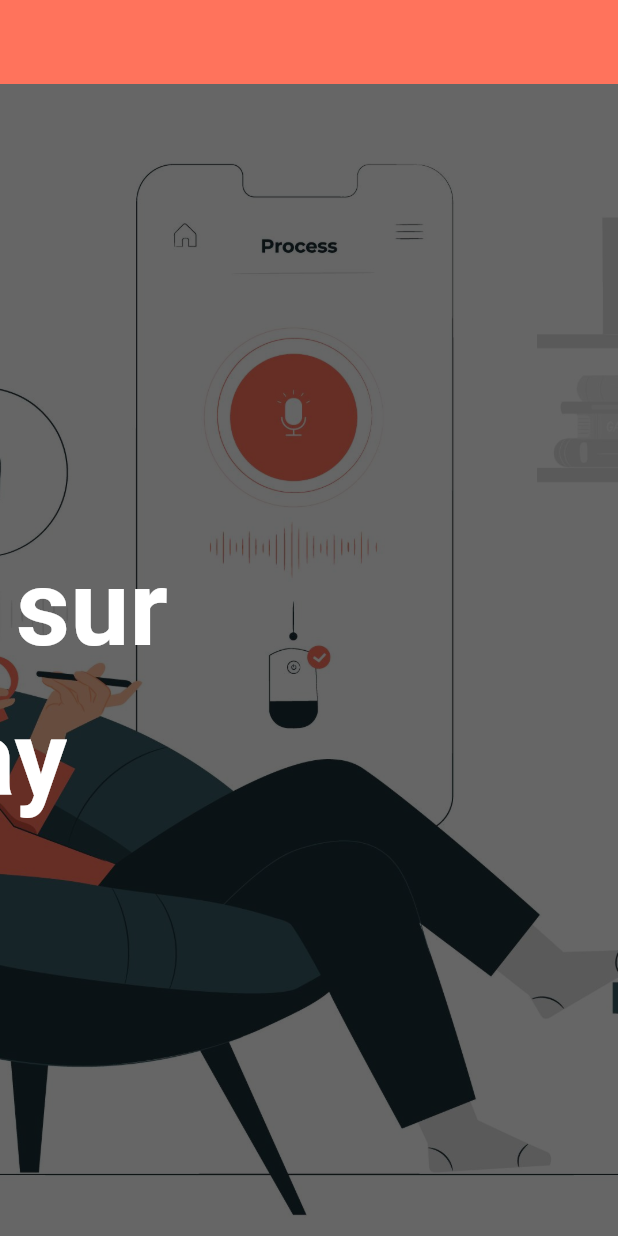
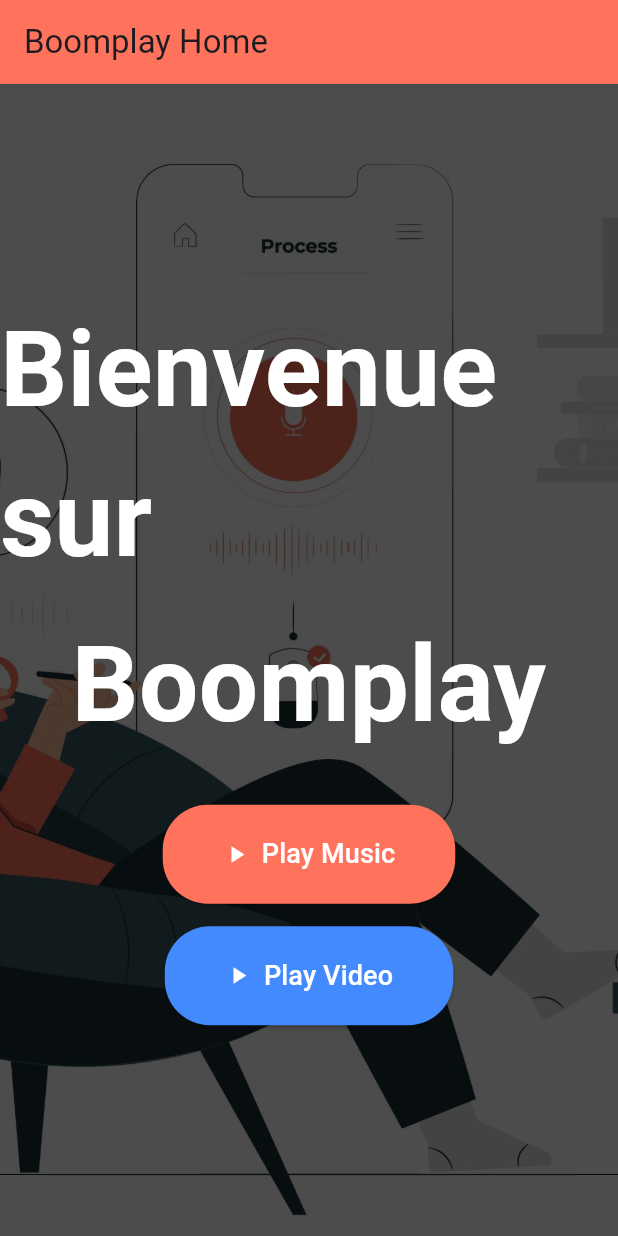
Before and after one commit to jeromegsa/BoomplayApp_spring_boot_flutter, a Flutter app: the screen it shows after launch, on a phone screen of 412 x 824 dp. Run offline on Flutter 3.47's test engine with Material 3 defaults, Android fonts, the phone set to English and light mode, and no system bars.

Commit message:
mise en place du routage

```diff
--- a/frontend/lib/Screens/home.dart
+++ b/frontend/lib/Screens/home.dart
@@ -1,15 +1,20 @@
-import  'package:flutter/material.dart';
+import 'package:flutter/material.dart';
 
-class home extends StatelessWidget {
-  const home({
+class Home extends StatelessWidget {
+  const Home({
     super.key,
   });
 
   @override
   Widget build(BuildContext context) {
-    return Stack(
+    return Scaffold(
+      appBar: AppBar(
+        title: const Text('Boomplay Home'),
+        backgroundColor: const Color(0xffff735c),
+      ),
+      body: Stack(
         children: [
-        // Background Image
+          // Image de fond
           Container(
             decoration: const BoxDecoration(
               image: DecorationImage(
@@ -18,26 +23,27 @@
               ),
             ),
           ),
-        // Dark Overlay for the Image
+          // Overlay sombre
           Container(
-          color: Colors.black.withOpacity(0.6), // Dark overlay
+            color: Colors.black.withOpacity(0.7), // Overlay sombre
           ),
-        // Content Overlay
-        Positioned(
-          right: 300, // Positioned to the right of the screen
-          top: 300,
+          // Contenu centré
+          Center(
             child: Column(
+              mainAxisAlignment: MainAxisAlignment.center, // Centrer verticalement
               crossAxisAlignment: CrossAxisAlignment.center,
               children: [
-              // The welcome text split into two lines
+                // Texte de bienvenue en deux lignes
                 const Text(
                   'Bienvenue sur',
                   style: TextStyle(
                     color: Colors.white,
                     fontSize: 70,
                     fontWeight: FontWeight.bold,
+                    decoration: TextDecoration.none,
                   ),
                 ),
+                const SizedBox(height: 10),
                 const Text(
                   'Boomplay',
                   textAlign: TextAlign.center,
@@ -45,52 +51,70 @@
                     color: Colors.white,
                     fontSize: 70,
                     fontWeight: FontWeight.bold,
+                    decoration: TextDecoration.none,
                   ),
                 ),
                 const SizedBox(height: 30),
                 ElevatedButton(
                   onPressed: () {
-                  // Add your play music functionality here
+                    // Ajouter votre fonctionnalité de lecture de musique ici
                   },
                   style: ElevatedButton.styleFrom(
-                  backgroundColor:const Color(0xffff735c),
-                  padding: const EdgeInsets.symmetric(horizontal: 30, vertical: 15),
+                    backgroundColor: const Color(0xffff735c),
+                    padding: const EdgeInsets.symmetric(horizontal: 40, vertical: 20), // Augmenter le padding
                     shape: RoundedRectangleBorder(
                       borderRadius: BorderRadius.circular(30),
                     ),
                   ),
-                child: const Text(
+                  child:const  Row(
+                    mainAxisSize: MainAxisSize.min, // Pour que le bouton s'adapte au contenu
+                    mainAxisAlignment: MainAxisAlignment.center,
+                    children:  [
+                      Icon(Icons.play_arrow, color: Colors.white), // Icône de lecture
+                      SizedBox(width: 8), // Espace entre l'icône et le texte
+                      Text(
                         'Play Music',
                         style: TextStyle(
                           color: Colors.white,
                           fontSize: 18,
                         ),
                       ),
+                    ],
+                  ),
                 ),
                 const SizedBox(height: 15),
                 ElevatedButton(
                   onPressed: () {
-                  // Add your play video functionality here
+                    // Ajouter votre fonctionnalité de lecture de vidéo ici
                   },
                   style: ElevatedButton.styleFrom(
                     backgroundColor: Colors.blueAccent,
-                  padding: const EdgeInsets.symmetric(horizontal: 30, vertical: 15),
+                    padding: const EdgeInsets.symmetric(horizontal: 40, vertical: 20), // Augmenter le padding
                     shape: RoundedRectangleBorder(
                       borderRadius: BorderRadius.circular(30),
                     ),
                   ),
-                child: const Text(
+                  child: const Row(
+                    mainAxisSize: MainAxisSize.min, // Pour que le bouton s'adapte au contenu
+                    mainAxisAlignment: MainAxisAlignment.center,
+                    children: [
+                      Icon(Icons.play_arrow, color: Colors.white), // Icône de lecture
+                      SizedBox(width: 8), // Espace entre l'icône et le texte
+                      Text(
                         'Play Video',
                         style: TextStyle(
                           color: Colors.white,
                           fontSize: 18,
                         ),
                       ),
+                    ],
+                  ),
                 ),
               ],
             ),
           ),
         ],
+      ),
     );
   }
 }
--- a/frontend/lib/main.dart
+++ b/frontend/lib/main.dart
@@ -1,5 +1,13 @@
-import "package:frontend/Screens/home.dart";
 import 'package:flutter/material.dart';
+
+import 'Screens/form_page.dart';
+import 'Screens/home.dart';
+// import 'Screens/signup.dart';
+// import 'Screens/music_list.dart';
+// import 'Screens/video_list.dart';
+// import 'Screens/play_music.dart';
+// import 'Screens/play_video.dart';
+
 void main() {
   runApp(const MyApp());
 }
@@ -9,9 +17,21 @@
 
   @override
   Widget build(BuildContext context) {
-    return const MaterialApp(
-      title: 'Boomplay ',
-      home: HomePage(),
+    return MaterialApp(
+      title: 'Boomplay',
+      theme: ThemeData(
+        primarySwatch: Colors.orange,
+      ),
+      initialRoute: '/',
+      routes: {
+        '/': (context) => const Home(),
+        '/login': (context) => const MyForm(),
+        // '/signup': (context) => const SignupPage(),
+        // '/musics': (context) => const MusicListPage(),
+        // '/videos': (context) => const VideoListPage(),
+        // '/play-music': (context) => const PlayMusicPage(),
+        // '/play-video': (context) => const PlayVideoPage(),
+      },
     );
   }
 }
@@ -21,11 +41,11 @@
 
   @override
   Widget build(BuildContext context) {
-    return  Scaffold(
+    return Scaffold(
       appBar: AppBar(
-        backgroundColor: const Color(0xffff735c)
+        title: const Text('Boomplay Home'),
+        backgroundColor: const Color(0xffff735c),
       ),
-      body: const home(),
     );
-  }
 }
+}
```
Also changed, not shown: frontend/lib/Screens/form_page.dart (renamed from frontend/lib/Screens/home_page.dart). Lines whose indentation alone changed are shown as unchanged.
